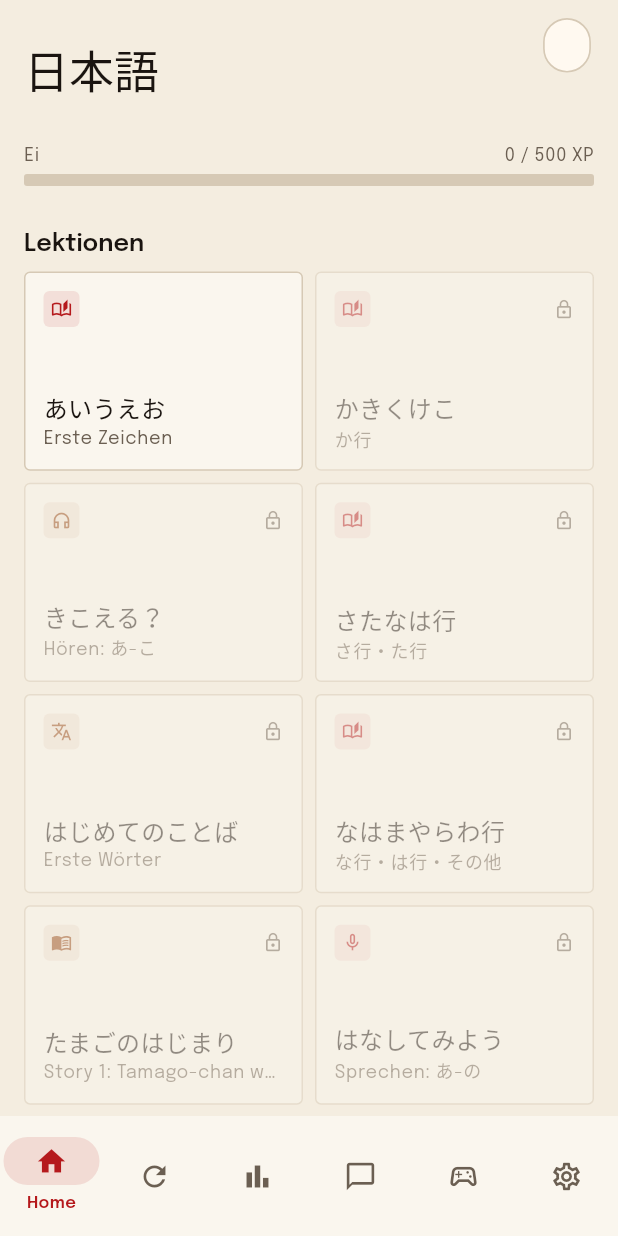
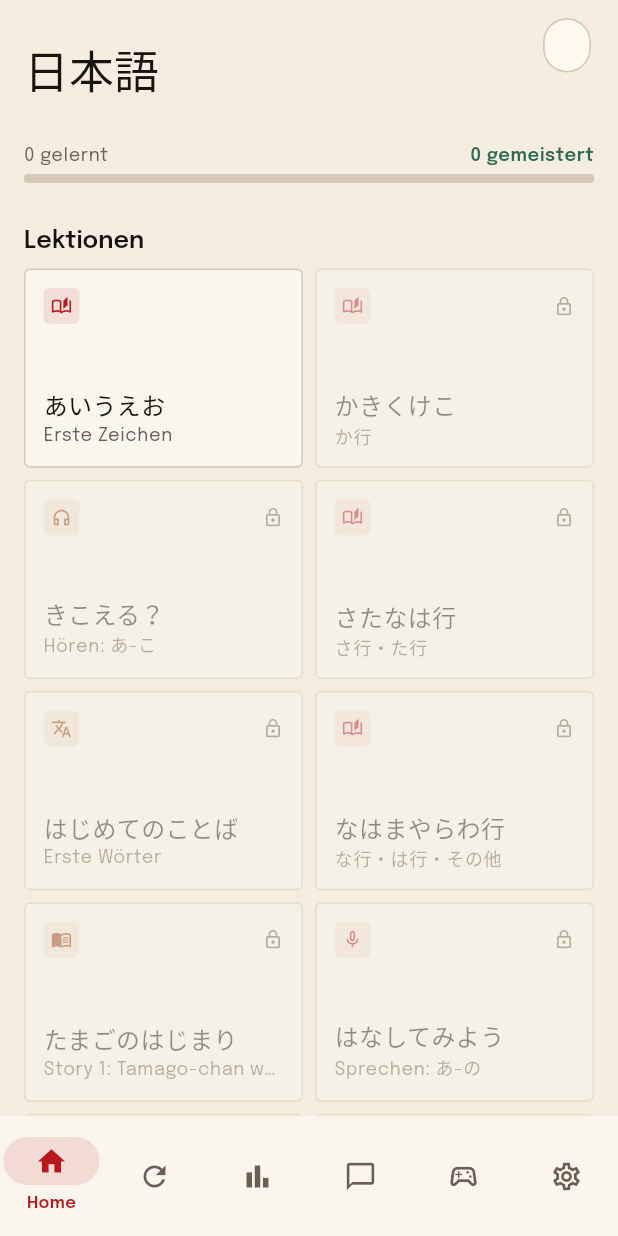
Before and after one commit to Ruesti/nihongo, a Flutter app: the screen it shows after launch, on a phone screen of 412 x 824 dp. Run offline on Flutter 3.47's test engine with Material 3 defaults, Android fonts, the phone set to English and light mode, and no system bars; our stand-ins replace drift, flutter_riverpod, flutter_tts, go_router, google_fonts, shared_preferences and 1 more; missing offline and left inert: purchases_flutter; accounts and stored records are empty; generated files the repository leaves out were written again; Roboto replaces fonts that are missing (NotoSerifJP).

Commit message:
feat(phase9): wire HomeScreen to LearningDb + ProgressService
- Replace XP bar with mastery bar (gelernt / gemeistert, green progress)
- Replace getDueCards (old DB) with getDueItems (LearningDb)
- Drive Tamago mascot from masteryFraction instead of XP (I3)
- MascotWidget now takes TamagoState directly; tamagoStateFromMastery() added
- MascotReward stripped of XP label (I3 compliant)
- Extract userProgressProvider/lessonStatusProvider/dueCardsProvider to
  home_providers.dart (kaiwa_hub, lesson_screen, games_hub still compile)
- GamesHub: remove userProgressProvider dependency (_TamagoGreeting static)

Co-Authored-By: Claude Sonnet 4.6 <noreply@anthropic.com>

```diff
--- /dev/null
+++ b/lib/features/home/home_providers.dart
@@ -0,0 +1,41 @@
+import 'package:flutter_riverpod/flutter_riverpod.dart';
+
+import '../../core/database.dart';
+import '../../models/progress.dart';
+
+final userProgressProvider = FutureProvider.family<UserProgress, String>(
+  (ref, lang) async {
+    final db = ref.read(dbProvider);
+    final stats = await db.getUserStats(lang: lang);
+    final lessonProgress = await db.getAllLessonProgress(lang: lang);
+    final completed = lessonProgress.where((p) => p.status == 3).length;
+    return UserProgress(
+      languageCode: lang,
+      totalXp: stats?.totalXp ?? 0,
+      totalCardsLearned: stats?.totalCardsLearned ?? 0,
+      completedLessons: completed,
+      conversationSessions: stats?.conversationSessions ?? 0,
+    );
+  },
+);
+
+final lessonStatusProvider = FutureProvider.family<Map<int, int>, String>(
+  (ref, lang) async {
+    final db = ref.read(dbProvider);
+    final all = await db.getAllLessonProgress(lang: lang);
+    final map = <int, int>{};
+    for (final p in all) {
+      map[p.lessonId] = p.status;
+    }
+    if (!map.containsKey(1)) map[1] = 1;
+    return map;
+  },
+);
+
+final dueCardsProvider = FutureProvider.family<int, String>(
+  (ref, lang) async {
+    final db = ref.read(dbProvider);
+    final cards = await db.getDueCards(lang: lang);
+    return cards.length;
+  },
+);
--- a/lib/features/home/home_screen.dart
+++ b/lib/features/home/home_screen.dart
@@ -3,54 +3,33 @@ import 'package:flutter_riverpod/flutter_riverpod.dart';
 
 import 'package:go_router/go_router.dart';
 
-import '../../core/database.dart';
+import '../../core/db/learning_db.dart';
 import '../../core/feature_gate.dart';
+import '../../core/progress/progress_service.dart';
 import '../../core/theme.dart';
 import '../../data/lessons.dart';
 import '../../models/lesson.dart';
 import '../../models/mascot_state.dart';
-import '../../models/progress.dart';
 import '../../widgets/progress_bar.dart';
+import 'home_providers.dart';
 import 'lesson_grid.dart';
 import 'mascot_widget.dart';
 
-final userProgressProvider = FutureProvider.family<UserProgress, String>(
+// ── providers ──────────────────────────────────────────────────────────────────
+
+final _masteryProvider = FutureProvider.family<MasteryStats, String>(
+  (ref, lang) => ref.read(progressServiceProvider).masteryStats('lang_$lang'),
+);
+
+final _dueCountProvider = FutureProvider.family<int, String>(
   (ref, lang) async {
-    final db = ref.read(dbProvider);
-    final stats = await db.getUserStats(lang: lang);
-    final lessonProgress = await db.getAllLessonProgress(lang: lang);
-    final completed = lessonProgress.where((p) => p.status == 3).length;
-    return UserProgress(
-      languageCode: lang,
-      totalXp: stats?.totalXp ?? 0,
-      totalCardsLearned: stats?.totalCardsLearned ?? 0,
-      completedLessons: completed,
-      conversationSessions: stats?.conversationSessions ?? 0,
-    );
+    final db = ref.read(learningDbProvider);
+    final items = await db.getDueItems('lang_$lang');
+    return items.length;
   },
 );
 
-final lessonStatusProvider = FutureProvider.family<Map<int, int>, String>(
-  (ref, lang) async {
-    final db = ref.read(dbProvider);
-    final all = await db.getAllLessonProgress(lang: lang);
-    final map = <int, int>{};
-    for (final p in all) {
-      map[p.lessonId] = p.status;
-    }
-    // Ensure lesson 1 is always unlocked
-    if (!map.containsKey(1)) map[1] = 1;
-    return map;
-  },
-);
-
-final dueCardsProvider = FutureProvider.family<int, String>(
-  (ref, lang) async {
-    final db = ref.read(dbProvider);
-    final cards = await db.getDueCards(lang: lang);
-    return cards.length;
-  },
-);
+// ── screen ─────────────────────────────────────────────────────────────────────
 
 class HomeScreen extends ConsumerWidget {
   final String lang;
@@ -59,9 +38,9 @@ class HomeScreen extends ConsumerWidget {
 
   @override
   Widget build(BuildContext context, WidgetRef ref) {
-    final progressAsync = ref.watch(userProgressProvider(lang));
+    final masteryAsync = ref.watch(_masteryProvider(lang));
     final statusAsync = ref.watch(lessonStatusProvider(lang));
-    final dueAsync = ref.watch(dueCardsProvider(lang));
+    final dueAsync = ref.watch(_dueCountProvider(lang));
 
     return Scaffold(
       body: CustomScrollView(
@@ -71,23 +50,23 @@ class HomeScreen extends ConsumerWidget {
             floating: true,
             flexibleSpace: FlexibleSpaceBar(
               title: Text(
-                '日本語',
+                _langTitle(lang),
                 style: AppTheme.jpSmall.copyWith(fontSize: 20),
               ),
               titlePadding: const EdgeInsets.only(left: 16, bottom: 12),
             ),
             actions: [
-              progressAsync.when(
-                data: (p) => Padding(
+              masteryAsync.when(
+                data: (stats) => Padding(
                   padding: const EdgeInsets.only(right: 12),
                   child: MascotWidget(
-                    progress: p,
+                    state: tamagoStateFromMastery(stats.masteryFraction),
                     size: 44,
                     animate: true,
                   ),
                 ),
                 loading: () => const SizedBox(width: 56),
-                error: (_, __) => const SizedBox(width: 56),
+                error: (_, _) => const SizedBox(width: 56),
               ),
             ],
           ),
@@ -95,27 +74,23 @@ class HomeScreen extends ConsumerWidget {
             child: Column(
               crossAxisAlignment: CrossAxisAlignment.start,
               children: [
-                // XP bar and due cards
+                // Mastery bar
                 Padding(
                   padding: const EdgeInsets.fromLTRB(16, 16, 16, 0),
-                  child: progressAsync.when(
-                    data: (p) => XpProgressBar(
-                      xp: p.totalXp,
-                      nextXp: p.xpToNextStage,
-                      label: p.tamagoState.label,
-                    ),
+                  child: masteryAsync.when(
+                    data: (stats) => _MasteryBar(stats: stats),
                     loading: () => const LinearProgressIndicator(),
-                    error: (_, __) => const SizedBox.shrink(),
+                    error: (_, _) => const SizedBox.shrink(),
                   ),
                 ),
                 const SizedBox(height: 12),
-                // Due cards banner
+                // Due items banner
                 dueAsync.when(
                   data: (count) => count > 0
-                      ? _DueBanner(count: count)
+                      ? _DueBanner(count: count, lang: lang)
                       : const SizedBox.shrink(),
                   loading: () => const SizedBox.shrink(),
-                  error: (_, __) => const SizedBox.shrink(),
+                  error: (_, _) => const SizedBox.shrink(),
                 ),
                 const SizedBox(height: 16),
                 Padding(
@@ -128,22 +103,21 @@ class HomeScreen extends ConsumerWidget {
                 const SizedBox(height: 8),
                 statusAsync.when(
                   data: (statusMap) {
-                    final accuracy = <int, int>{};
                     return LessonGrid(
                       lessons: lessons,
                       statusMap: statusMap,
-                      accuracyMap: accuracy,
+                      accuracyMap: const {},
                       onTap: (lesson) =>
                           _openLesson(context, lesson, statusMap),
                     );
                   },
                   loading: () => const Center(
-                      child: Padding(
-                    padding: EdgeInsets.all(32),
-                    child: CircularProgressIndicator(),
-                  )),
-                  error: (e, _) =>
-                      Center(child: Text('Fehler: $e')),
+                    child: Padding(
+                      padding: EdgeInsets.all(32),
+                      child: CircularProgressIndicator(),
+                    ),
+                  ),
+                  error: (e, _) => Center(child: Text('Fehler: $e')),
                 ),
                 const SizedBox(height: 8),
                 Padding(
@@ -200,6 +174,24 @@ class HomeScreen extends ConsumerWidget {
     );
   }
 
+  String _langTitle(String code) {
+    switch (code) {
+      case 'ko':
+        return '한국어';
+      case 'es':
+        return 'Español';
+      case 'fr':
+        return 'Français';
+      case 'it':
+        return 'Italiano';
+      case 'zh':
+        return '中文';
+      case 'ja':
+      default:
+        return '日本語';
+    }
+  }
+
   String _langDisplayName(String code) {
     switch (code) {
       case 'ko':
@@ -219,10 +211,59 @@ class HomeScreen extends ConsumerWidget {
   }
 }
 
+// ── mastery bar ────────────────────────────────────────────────────────────────
+
+class _MasteryBar extends StatelessWidget {
+  final MasteryStats stats;
+
+  const _MasteryBar({required this.stats});
+
+  @override
+  Widget build(BuildContext context) {
+    return Column(
+      crossAxisAlignment: CrossAxisAlignment.start,
+      children: [
+        Row(
+          mainAxisAlignment: MainAxisAlignment.spaceBetween,
+          children: [
+            Text(
+              '${stats.totalItems} gelernt',
+              style: Theme.of(context)
+                  .textTheme
+                  .bodySmall
+                  ?.copyWith(color: AppColors.ink2),
+            ),
+            Text(
+              '${stats.mastered} gemeistert',
+              style: Theme.of(context)
+                  .textTheme
+                  .bodySmall
+                  ?.copyWith(color: AppColors.green, fontWeight: FontWeight.w600),
+            ),
+          ],
+        ),
+        const SizedBox(height: 4),
+        ClipRRect(
+          borderRadius: BorderRadius.circular(2),
+          child: LinearProgressIndicator(
+            value: stats.masteryFraction,
+            minHeight: 6,
+            backgroundColor: AppColors.border,
+            color: AppColors.green,
+          ),
+        ),
+      ],
+    );
+  }
+}
+
+// ── due banner ─────────────────────────────────────────────────────────────────
+
 class _DueBanner extends StatelessWidget {
   final int count;
+  final String lang;
 
-  const _DueBanner({required this.count});
+  const _DueBanner({required this.count, required this.lang});
 
   @override
   Widget build(BuildContext context) {
@@ -236,8 +277,7 @@ class _DueBanner extends StatelessWidget {
       ),
       child: Row(
         children: [
-          const Icon(Icons.refresh_outlined,
-              size: 18, color: AppColors.amber),
+          const Icon(Icons.refresh_outlined, size: 18, color: AppColors.amber),
           const SizedBox(width: 8),
           Text(
             '$count Karten zur Wiederholung',
@@ -249,7 +289,7 @@ class _DueBanner extends StatelessWidget {
           ),
           const Spacer(),
           InkWell(
-            onTap: () => context.push('/review'),
+            onTap: () => context.push('/review/$lang'),
             child: const Text(
               'Jetzt',
               style: TextStyle(
@@ -264,6 +304,8 @@ class _DueBanner extends StatelessWidget {
     );
   }
 }
+
+// ── travel banner ──────────────────────────────────────────────────────────────
 
 class _TravelBanner extends StatelessWidget {
   @override
--- a/lib/features/kaiwa/kaiwa_hub.dart
+++ b/lib/features/kaiwa/kaiwa_hub.dart
@@ -4,7 +4,7 @@ import 'package:flutter_riverpod/flutter_riverpod.dart';
 import '../../core/feature_gate.dart';
 import '../../core/theme.dart';
 import '../../models/conversation.dart';
-import '../home/home_screen.dart';
+import '../home/home_providers.dart';
 import 'conversation_screen.dart';
 import 'shadowing_screen.dart';
 
--- a/lib/models/mascot_state.dart
+++ b/lib/models/mascot_state.dart
@@ -1,3 +1,11 @@
+TamagoState tamagoStateFromMastery(double fraction) {
+  if (fraction >= 0.8) return TamagoState.hatched;
+  if (fraction >= 0.5) return TamagoState.halfOut;
+  if (fraction >= 0.25) return TamagoState.peeking;
+  if (fraction >= 0.1) return TamagoState.cracking;
+  return TamagoState.egg;
+}
+
 enum TamagoState {
   egg,
   cracking,
```
Also changed, not shown: lib/features/home/mascot_widget.dart (+6 -38 lines), lib/features/kanji_games/games_hub.dart (+4 -13 lines), lib/features/lesson/lesson_screen.dart (+3 -6 lines).
